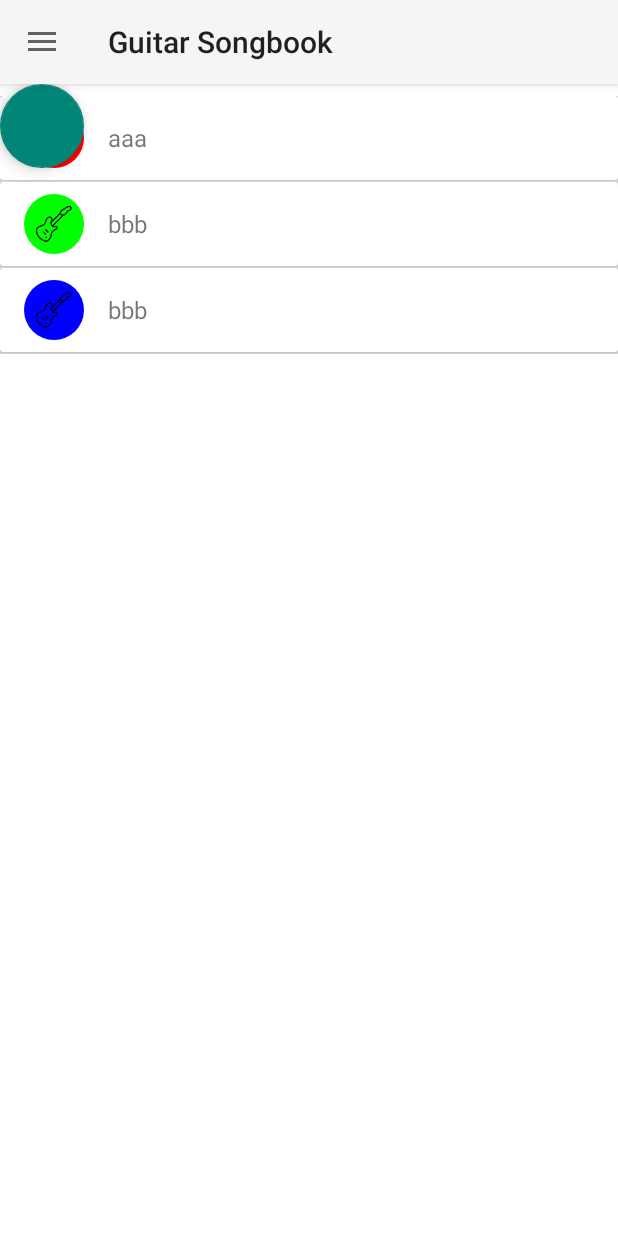
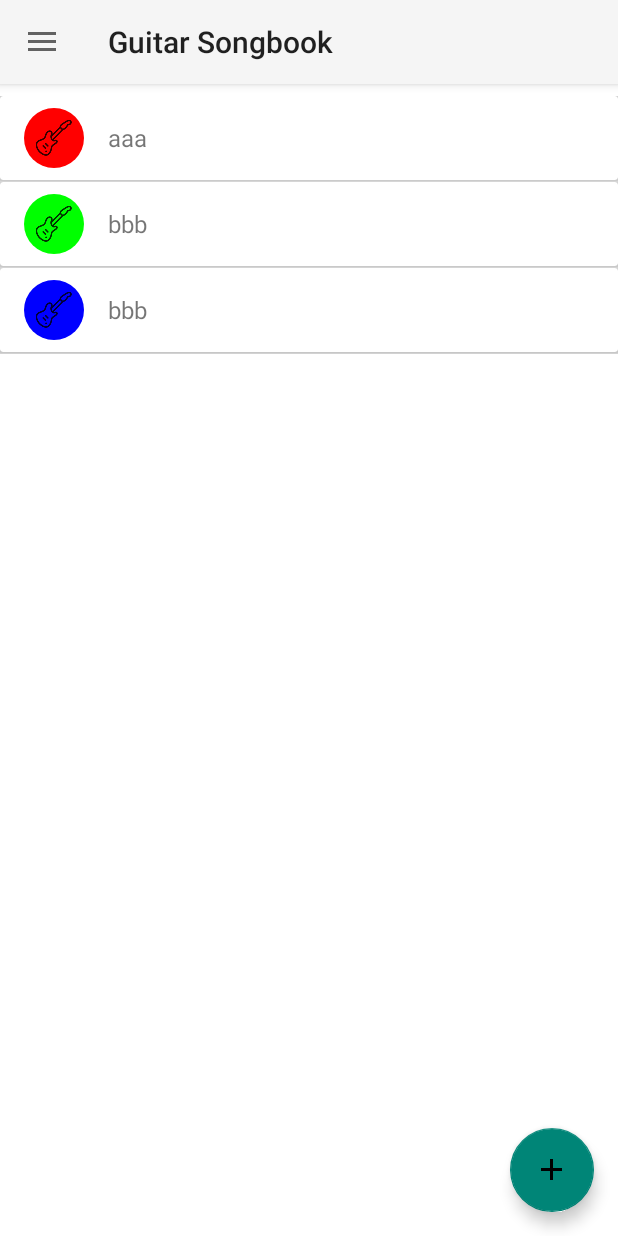
Before and after one commit to havlisimo/NUR_guitar_songbook, an Android app: the screen it shows after launch (MainActivity), in the side drawer, after a tap on "Song Lists", on a phone screen of 412 x 824 dp. Run offline under Robolectric (Android 15) with nearby library versions, the phone set to English and light mode, and no system bars; libraries missing offline, so code that uses them is left out: com.flask.colorpicker.

Commit message:
can create song list

```diff
--- a/app/src/main/java/cz/cvut/fit/nurguitarsongbook/base/BaseListFragment.kt
+++ b/app/src/main/java/cz/cvut/fit/nurguitarsongbook/base/BaseListFragment.kt
@@ -13,7 +13,7 @@ import kotlinx.android.synthetic.main.fragment_list.*
  */
 abstract class BaseListFragment<T>: BaseFragment(), ListFragment<T> {
 
-    private val adapter: BaseAdapter<T> by lazy { BaseAdapter<T>(this) }
+    protected val adapter: BaseAdapter<T> by lazy { BaseAdapter<T>(this) }
 
     override fun onCreateView(inflater: LayoutInflater?, container: ViewGroup?, savedInstanceState: Bundle?): View? =
         inflater?.inflate(R.layout.fragment_list, container, false)
--- a/app/src/main/java/cz/cvut/fit/nurguitarsongbook/model/entity/SongbookColor.kt
+++ b/app/src/main/java/cz/cvut/fit/nurguitarsongbook/model/entity/SongbookColor.kt
@@ -5,7 +5,9 @@ package cz.cvut.fit.nurguitarsongbook.model.entity
  */
 class SongbookColor(var a: Int, var r: Int, var g: Int, var b: Int) {
 
+    constructor(argb: Int) : this(argb shr 24 and 0xff, argb shr 16 and 0xff, argb shr 8 and 0xff, argb and 0xff)
+
     fun toArgb(): Int {
-        return a and 0xff shl 24 or (r and 0xff shl 16) or (g and 0xff shl 8) or (b and 0xff)
+        return a shl 24 or (r and 0xff shl 16) or (g and 0xff shl 8) or (b and 0xff)
     }
 }
--- a/app/src/main/res/layout/fragment_songbook_list.xml
+++ b/app/src/main/res/layout/fragment_songbook_list.xml
@@ -1,26 +1,36 @@
 <?xml version="1.0" encoding="utf-8"?>
 <android.support.constraint.ConstraintLayout xmlns:android="http://schemas.android.com/apk/res/android"
     xmlns:app="http://schemas.android.com/apk/res-auto"
+    xmlns:tools="http://schemas.android.com/tools"
     android:layout_width="match_parent"
     android:layout_height="match_parent"
     android:background="@color/white">
 
     <android.support.design.widget.FloatingActionButton
-        android:id="@+id/floatingActionButton"
+        android:id="@+id/songbook_add"
         android:layout_width="wrap_content"
         android:layout_height="wrap_content"
-        app:fabSize="auto"
+        android:layout_alignParentBottom="true"
+        android:layout_alignParentEnd="true"
+        android:layout_marginBottom="16dp"
+        android:layout_marginEnd="16dp"
         android:clickable="true"
         android:focusable="true"
-        android:layout_alignParentBottom="true"
-        android:layout_alignParentEnd="true"/>
+        android:src="@drawable/ic_add_black_24dp"
+        app:fabSize="auto"
+        app:layout_constraintBottom_toBottomOf="parent"
+        app:layout_constraintEnd_toEndOf="parent"
+        />
 
     <android.support.v7.widget.RecyclerView
+        android:id="@+id/recyclerView"
+        android:layout_width="0dp"
+        android:layout_height="match_parent"
         android:paddingTop="8dp"
-        android:id="@+id/recyclerView"
-        android:layout_width="match_parent"
-        android:layout_height="match_parent"
-        android:scrollbars="vertical" >
+        android:scrollbars="vertical"
+        app:layout_constraintEnd_toEndOf="parent"
+        app:layout_constraintStart_toStartOf="parent"
+        app:layout_constraintTop_toTopOf="parent">
 
     </android.support.v7.widget.RecyclerView>
 
--- a/app/src/main/res/values/strings.xml
+++ b/app/src/main/res/values/strings.xml
@@ -12,6 +12,9 @@
     <string name="songbook_create">Create</string>
     <string name="songbook_cancel">Cancel</string>
     <string name="songbook_title">Create Songbook</string>
+    <string name="songbook_name_error">Name has to have at least 3 characters</string>
+    <string name="songbook_errors">Please review errors</string>
+    <string name="songbook_success">Songbook created seucesfully</string>
     <string name="title_activity_song_detail">Song Detail</string>
     <string name="action_settings">Settings</string>
     <string name="title_activity_song_edit">Edit song data</string>
@@ -21,4 +24,6 @@
     <string name="comment">Comment</string>
     <string name="song_playing">Song playing...</string>
     <string name="title_activity_song_list">Songs</string>
+
+
 </resources>
```
Also changed, not shown: app/src/main/java/cz/cvut/fit/nurguitarsongbook/main/chord/SongbookListFragment.kt (+47 -6 lines), app/src/main/res/layout/dialog_songbook.xml (+9 -21 lines).
